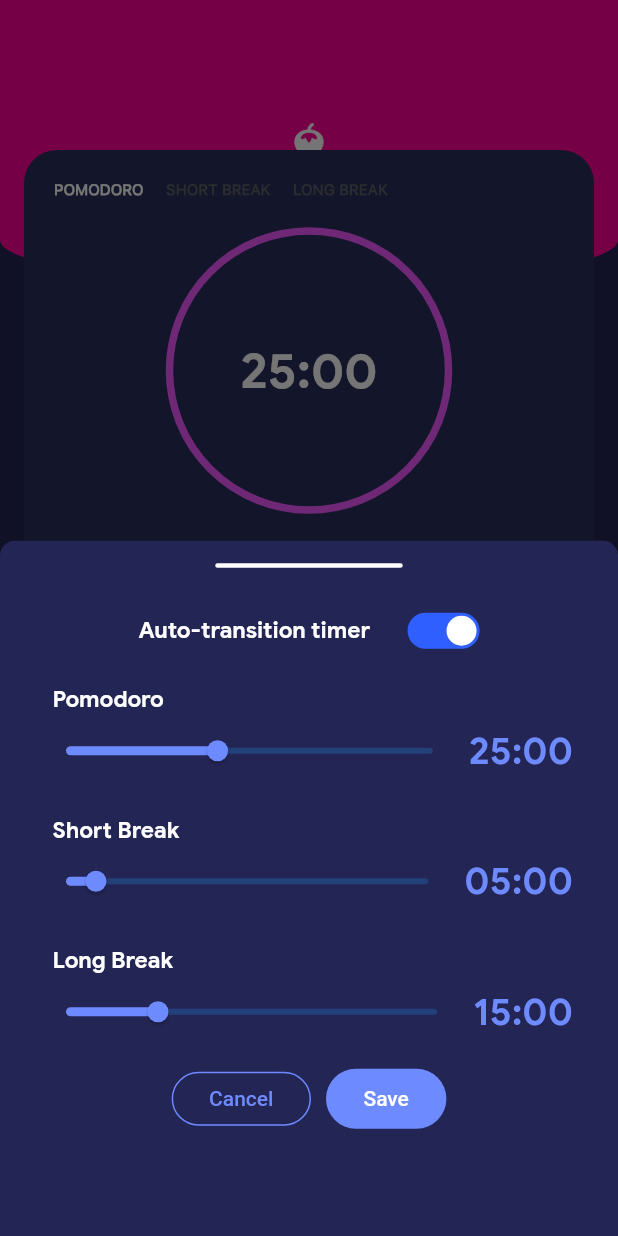
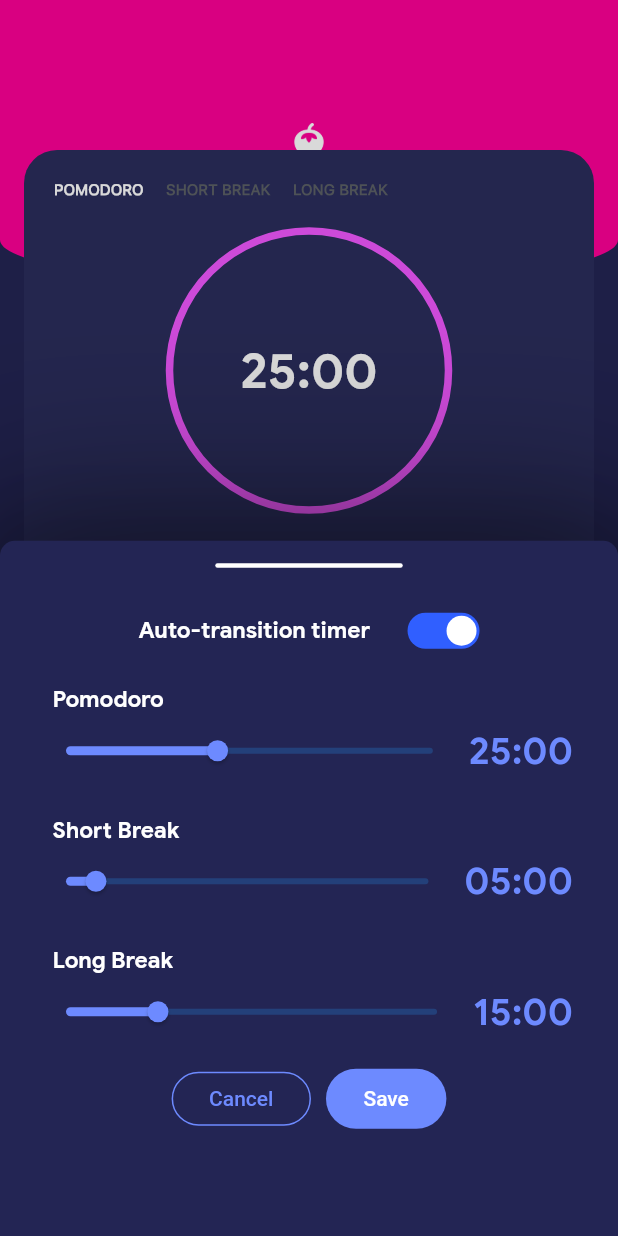
Before and after one commit to tomc128/classify-timer-trial, a Flutter app: the screen it shows after launch, after a tap on the "edit" icon, on a phone screen of 412 x 824 dp. Run offline on Flutter 3.47's test engine with Material 2 defaults, Android fonts, the phone set to English and light mode, and no system bars; drawn by our look-alikes of curved_labeled_navigation_bar; project files that could hold a hidden picture were left out.

Commit message:
Adjust zone popup to have drop shadow

```diff
--- a/lib/pages/zone.dart
+++ b/lib/pages/zone.dart
@@ -180,6 +180,7 @@ class _ZonePageState extends State<ZonePage> {
                 context: context,
                 builder: (BuildContext context) => ZonePopup(settings: timer.settings),
                 backgroundColor: Colors.transparent,
+                barrierColor: Colors.black.withOpacity(0.15),
               );
 
               if (result != null) {
--- a/lib/zone/zone_popup.dart
+++ b/lib/zone/zone_popup.dart
@@ -34,10 +34,20 @@ class _ZonePopupState extends State<ZonePopup> {
   @override
   Widget build(BuildContext context) {
     return Container(
-      decoration: BoxDecoration(
-        borderRadius: const BorderRadius.vertical(top: Radius.circular(10)),
-        color: kPurpleColor3,
-      ),
+      decoration: BoxDecoration(borderRadius: const BorderRadius.vertical(top: Radius.circular(10)), color: kPurpleColor3, boxShadow: [
+        BoxShadow(
+          color: Colors.black.withOpacity(0.4),
+          spreadRadius: 25,
+          blurRadius: 100,
+          offset: Offset.zero,
+        ),
+        BoxShadow(
+          color: Colors.black.withOpacity(0.2),
+          spreadRadius: 10,
+          blurRadius: 50,
+          offset: Offset.zero,
+        ),
+      ]),
       child: Column(
         children: [
           SizedBox(
```
